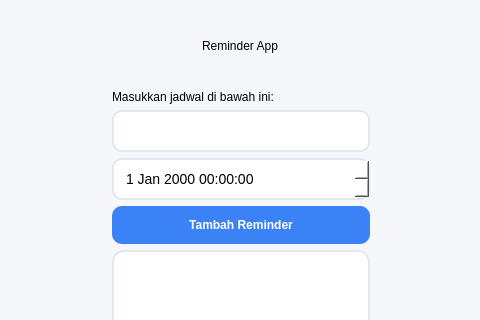
Before: the Qt Designer form mainwindow.ui in JhonPiterSitumorang-251401052/DeadlineSaver, drawn with Qt 5; both pictures show x 138 to 618 and y 0 to 320 of the 800 by 600 pixel window.
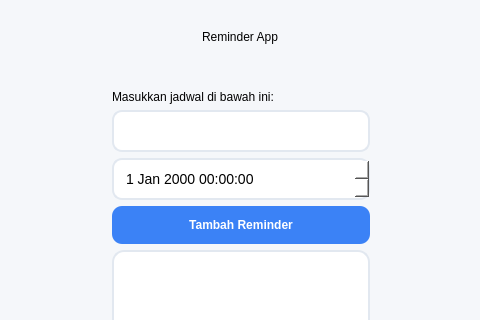
After: the same form once the commit is applied.

Commit message: Memperbaiki tampilan UI agar lebih rapi

Patch:
```diff
--- a/mainwindow.ui
+++ b/mainwindow.ui
@@ -141,9 +141,9 @@
     <property name="geometry">
      <rect>
       <x>250</x>
-      <y>39</y>
+      <y>30</y>
       <width>256</width>
-      <height>21</height>
+      <height>50</height>
      </rect>
     </property>
     <property name="text">
```
The commit also changes 1 other file.
